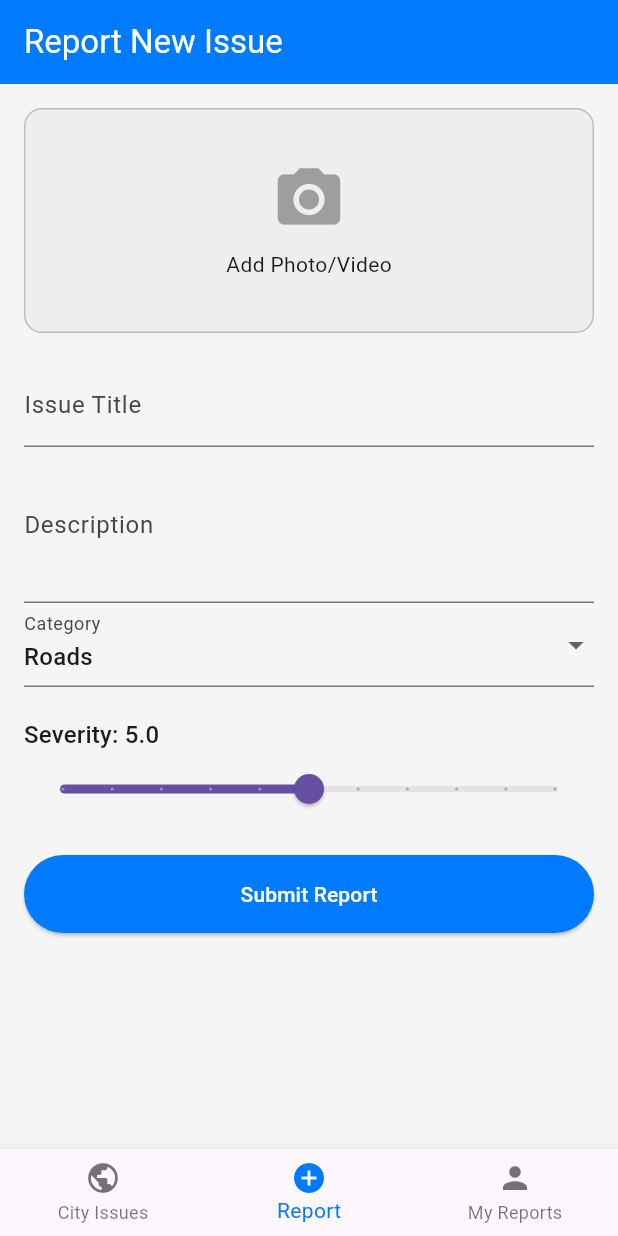
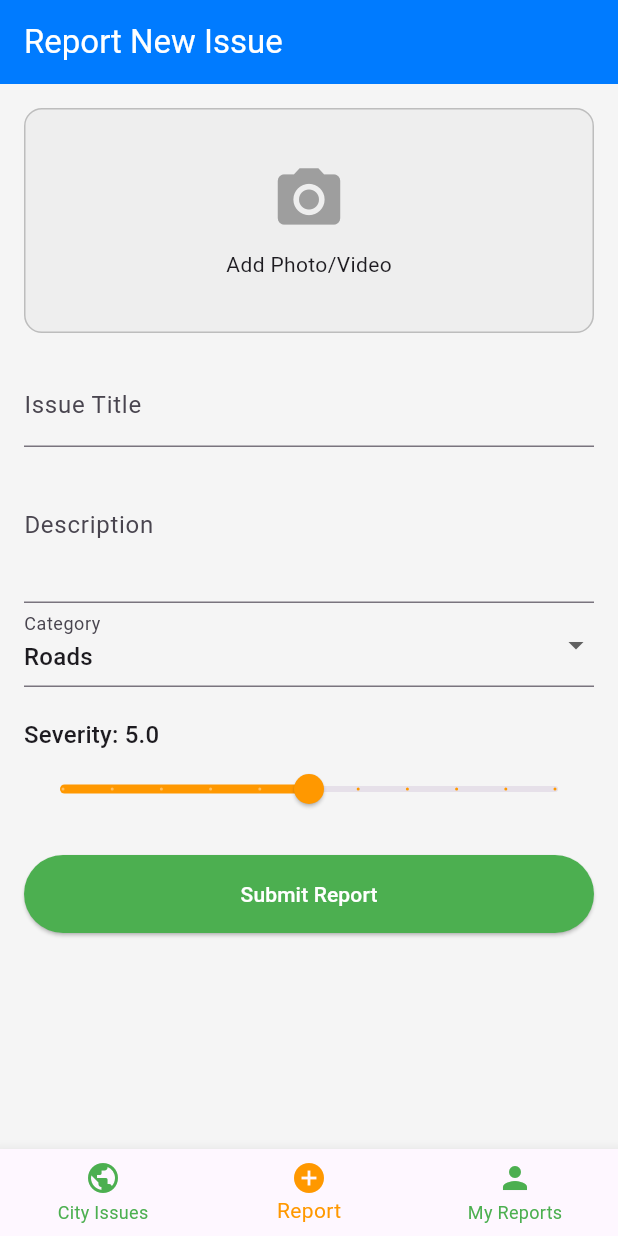
Before and after one commit to MAHESWARI-ROUT/Nagrik, a Flutter app: the screen it shows after launch, item 2 of the bottom bar chosen, on a phone screen of 412 x 824 dp. Run offline on Flutter 3.47's test engine with Material 3 defaults, Android fonts, the phone set to English and light mode, and no system bars; our stand-ins replace fl_chart, get, image_picker; network calls fail.

Commit message:
color theme update

```diff
--- a/lib/main.dart
+++ b/lib/main.dart
@@ -55,7 +55,8 @@ class _MainNavigationState extends State<MainNavigation> {
       body: screens[_currentIndex],
       bottomNavigationBar: BottomNavigationBar(
         currentIndex: _currentIndex,
-        selectedItemColor: AppConstants.primaryBlue,
+        selectedItemColor: AppConstants.orange,
+        unselectedItemColor: AppConstants.lightGreen,
         onTap: (index) => setState(() => _currentIndex = index),
         items: const [
           BottomNavigationBarItem(icon: Icon(Icons.public), label: 'City Issues'),
--- a/lib/screens/city_issues_screen.dart
+++ b/lib/screens/city_issues_screen.dart
@@ -23,7 +23,7 @@ class _CityIssuesScreenState extends State<CityIssuesScreen> {
         elevation: 0,
         backgroundColor: Colors.transparent,
         foregroundColor: Colors.black87,
-        title: const Text("City Issues"),
+        title: const Text("Nagrik"),
         centerTitle: true,
       ),
       body: Column(
--- a/lib/screens/report_issue_screen.dart
+++ b/lib/screens/report_issue_screen.dart
@@ -93,6 +93,7 @@ class _ReportIssueScreenState extends State<ReportIssueScreen> {
                 min: 0,
                 max: 10,
                 divisions: 10,
+                activeColor: AppConstants.orange,
                 label: _severity.round().toString(),
                 onChanged: (double value) {
                   setState(() {
@@ -103,7 +104,7 @@ class _ReportIssueScreenState extends State<ReportIssueScreen> {
               const SizedBox(height: 20),
               ElevatedButton(
                 style: ElevatedButton.styleFrom(
-                  backgroundColor: AppConstants.primaryBlue,
+                  backgroundColor: AppConstants.lightGreen,
                   padding: const EdgeInsets.symmetric(vertical: 16),
                   foregroundColor: Colors.white
                 ),
```
